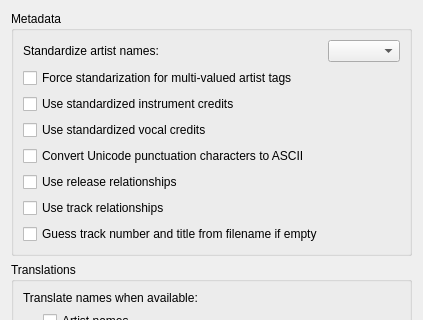
The window that ui/options_metadata.ui (metabrainz/picard) describes before a commit, drawn with Qt 5; both pictures show x 0 to 423 and y 0 to 320 of the 423 by 726 pixel window.
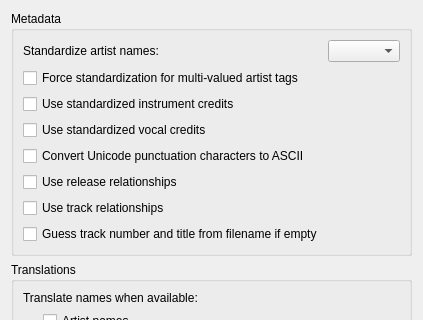
The same window after the commit.

What changed in the file:
```diff
--- a/ui/options_metadata.ui
+++ b/ui/options_metadata.ui
@@ -56,7 +56,7 @@
       <item>
        <widget class="QCheckBox" name="force_standardize_multivalue_artist">
         <property name="text">
-         <string>Force standarization for multi-valued artist tags</string>
+         <string>Force standardization for multi-valued artist tags</string>
         </property>
        </widget>
       </item>
```
